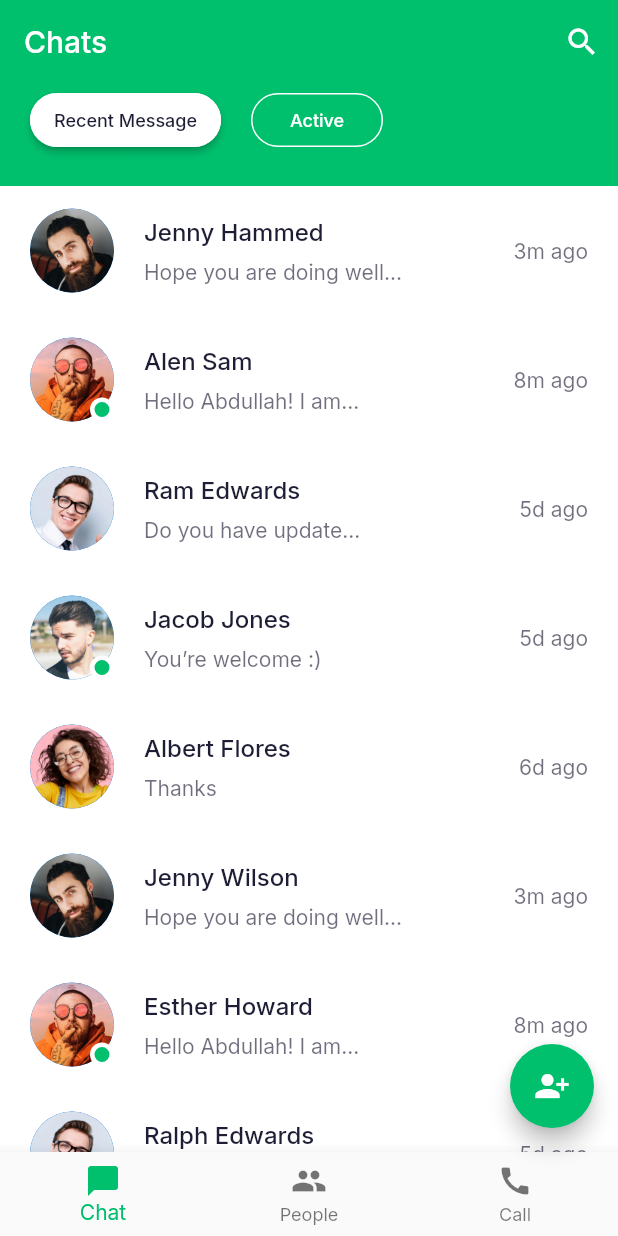
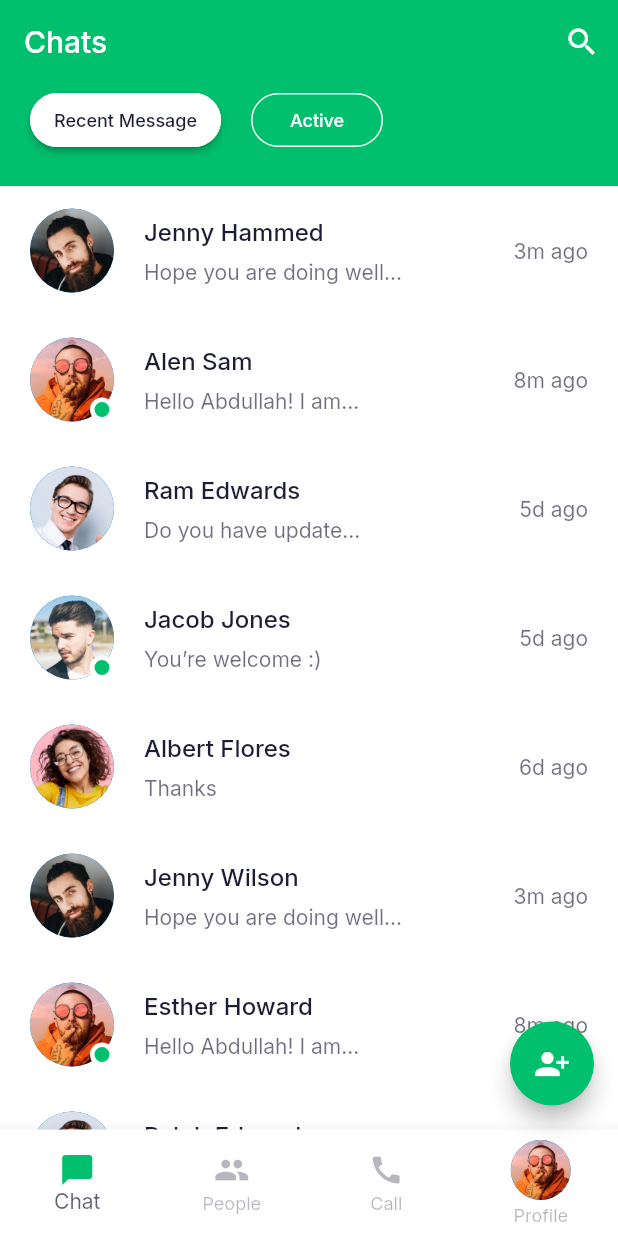
Before and after one commit to Soud-Haroon/Task_02, a Flutter app: the ChatScreen screen opened directly, on a phone screen of 412 x 824 dp. Run offline on Flutter 3.47's test engine with Material 2 defaults, Android fonts, the phone set to English and light mode, and no system bars; our stand-ins replace google_fonts.

Commit message:
multiple changes

```diff
--- a/lib/Chat_Screen/Chat_Ui.dart
+++ b/lib/Chat_Screen/Chat_Ui.dart
@@ -2,7 +2,13 @@ import 'package:flutter/material.dart';
 import 'package:task_blackwhite_02/Chat_Screen/Components/body.dart';
 import 'package:task_blackwhite_02/constColors.dart';
 
-class ChatScreen extends StatelessWidget {
+class ChatScreen extends StatefulWidget {
+  @override
+  _ChatScreenState createState() => _ChatScreenState();
+}
+
+class _ChatScreenState extends State<ChatScreen> {
+  int selectedIndex = 0;
   @override
   Widget build(BuildContext context) {
     return Scaffold(
@@ -18,14 +24,32 @@ class ChatScreen extends StatelessWidget {
           color: Colors.white,
         ),
       ),
-      //-------------------------//
-      bottomNavigationBar: BottomNavigationBar(
-        items: [
-          BottomNavigationBarItem(icon: Icon(Icons.messenger), label: "Chat"),
-          BottomNavigationBarItem(icon: Icon(Icons.people), label: "People"),
-          BottomNavigationBarItem(icon: Icon(Icons.call), label: "Call"),
-        ],
-      ),
+      //----------------------------------------------//
+      bottomNavigationBar: buildBottomNavBar(),
+      //--------------------------------------------//
+    );
+  }
+
+  //-----------------------------------------------------//
+
+  BottomNavigationBar buildBottomNavBar() {
+    return BottomNavigationBar(
+      type: BottomNavigationBarType.fixed,
+      currentIndex: selectedIndex,
+      onTap: (value) {
+        setState(() {
+          selectedIndex = value;
+        });
+      },
+      items: [
+        BottomNavigationBarItem(icon: Icon(Icons.messenger), label: "Chat"),
+        BottomNavigationBarItem(icon: Icon(Icons.people), label: "People"),
+        BottomNavigationBarItem(icon: Icon(Icons.call), label: "Call"),
+        BottomNavigationBarItem(
+            icon: CircleAvatar(
+                backgroundImage: AssetImage('assets/images/user_2.png')),
+            label: 'Profile'),
+      ],
     );
   }
 
--- a/lib/Log_Screens/Sign_inOut.dart
+++ b/lib/Log_Screens/Sign_inOut.dart
@@ -32,7 +32,7 @@ class SignInorOut extends StatelessWidget {
             PrimaryButton(
               text: 'Sign up',
               press: () {},
-              color: kSecondaryDarkYellow,
+              color: Theme.of(context).colorScheme.secondary,
             ),
             //-----------------//
             Spacer(flex: 2),
```
Also changed, not shown: lib/Ui_Theme.dart (+13 -3 lines).
